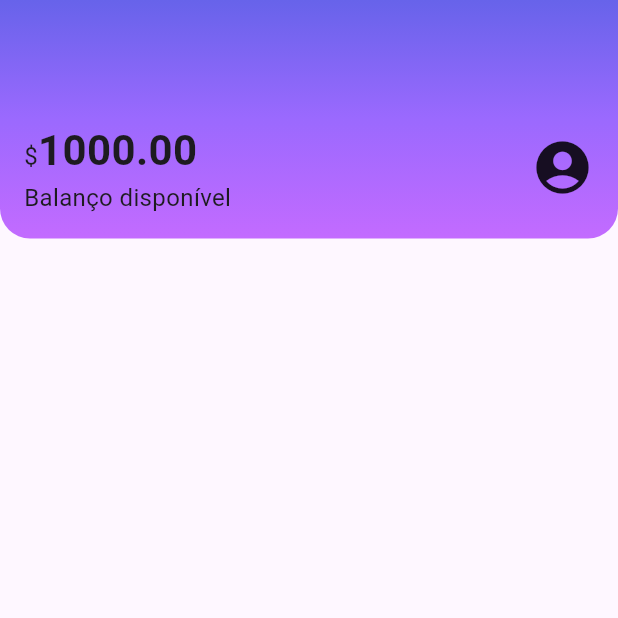
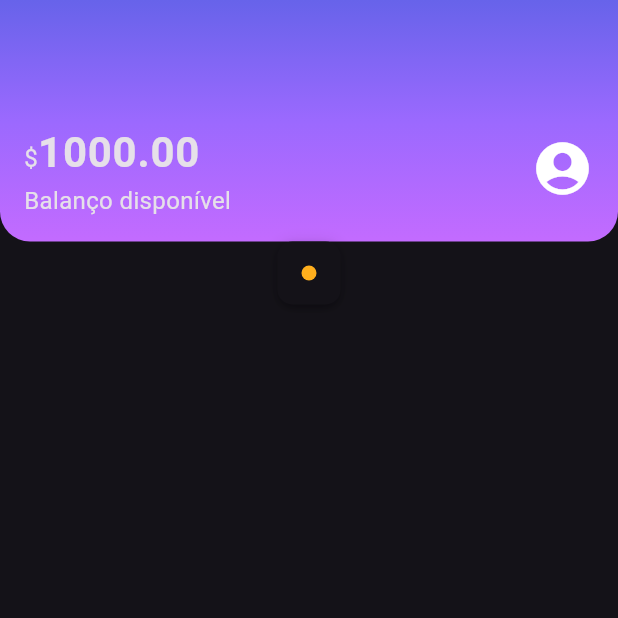
Before and after one commit to vxfontes/flutterForQQPag, a Flutter app: the screen it shows after launch, on a phone screen of 412 x 824 dp, the top half of it. Run offline on Flutter 3.47's test engine with Material 3 defaults, Android fonts, the phone set to English and light mode, and no system bars.

Commit message:
feat: criando componentes principais da aplicação

```diff
--- /dev/null
+++ b/lib/components/box_card.dart
@@ -0,0 +1,20 @@
+import 'package:flutter/material.dart';
+
+class BoxCard extends StatelessWidget {
+  final Widget boxComponent;
+
+  const BoxCard({Key? key, required this.boxComponent}) : super(key: key);
+
+  @override
+  Widget build(BuildContext context) {
+    return Container(
+      padding: const EdgeInsets.all(16),
+      decoration: BoxDecoration(
+        boxShadow: kElevationToShadow[3]!,
+        borderRadius: BorderRadius.circular(10),
+        color: Theme.of(context).cardColor,
+      ),
+      child: boxComponent,
+    );
+  }
+}
--- /dev/null
+++ b/lib/components/color_dot.dart
@@ -0,0 +1,19 @@
+import 'package:flutter/material.dart';
+
+class ColorDot extends StatelessWidget {
+  final Color? color;
+
+  const ColorDot({Key? key, required this.color}) : super(key: key);
+
+  @override
+  Widget build(BuildContext context) {
+    return Container(
+      width: 10,
+      height: 10,
+      decoration: BoxDecoration(
+        color: color,
+        borderRadius: BorderRadius.circular(10),
+      ),
+    );
+  }
+}
--- /dev/null
+++ b/lib/components/content_division.dart
@@ -0,0 +1,16 @@
+import 'package:alubank/themes/theme_colors.dart';
+import 'package:flutter/material.dart';
+
+class ContentDivision extends StatelessWidget {
+  const ContentDivision({ Key? key }) : super(key: key);
+
+  @override
+  Widget build(BuildContext context){
+    return Container(
+      height: 1,
+      decoration: BoxDecoration(
+        border: Border.all(color: ThemeColors.division),
+      ),
+    );
+  }
+}
--- a/lib/components/sections/header.dart
+++ b/lib/components/sections/header.dart
@@ -1,3 +1,4 @@
+import 'package:alubank/themes/theme_colors.dart';
 import 'package:flutter/material.dart';
 
 class Header extends StatelessWidget {
@@ -10,37 +11,26 @@ class Header extends StatelessWidget {
           gradient: LinearGradient(
               begin: Alignment.topCenter,
               end: Alignment.bottomCenter,
-            colors: <Color>[
-              Color.fromRGBO(103, 99, 234, 1.0),
-              Color.fromRGBO(155, 105, 254, 1.0),
-              Color.fromRGBO(195, 107, 255, 1.0),
-            ]),
-        borderRadius: BorderRadius.vertical(bottom: Radius.circular(20))
-      ),
-      child: const Padding(
-        padding: EdgeInsets.fromLTRB(16, 80, 16, 16),
+              colors: ThemeColors.headerGradient),
+          borderRadius: BorderRadius.vertical(bottom: Radius.circular(20))),
+      child: Padding(
+        padding: const EdgeInsets.fromLTRB(16, 80, 16, 16),
         child: Row(
           mainAxisAlignment: MainAxisAlignment.spaceBetween,
           children: [
             Column(
               crossAxisAlignment: CrossAxisAlignment.start,
               children: [
-                Text.rich(TextSpan(
-                    text: '\$',
-                    style: TextStyle(fontSize: 16),
-                    children: [
+                Text.rich(TextSpan(text: '\$', children: [
                   TextSpan(
                     text: '1000.00',
-                          style: TextStyle(
-                              fontSize: 28, fontWeight: FontWeight.bold))
+                    style: Theme.of(context).textTheme.bodyLarge,
+                  ),
                 ])),
-                Text(
-                  'Balanço disponível',
-                  style: TextStyle(fontSize: 16),
-                ),
+                const Text('Balanço disponível'),
               ],
             ),
-            Icon(
+            const Icon(
               Icons.account_circle,
               size: 42,
             ),
--- a/lib/main.dart
+++ b/lib/main.dart
@@ -1,4 +1,5 @@
 import 'package:alubank/screens/home.dart';
+import 'package:alubank/themes/my_theme.dart';
 import 'package:flutter/material.dart';
 
 void main() {
@@ -10,8 +11,9 @@ const Alubank({ Key? key }) : super(key: key);
 
   @override
   Widget build(BuildContext context){
-    return const MaterialApp(
+    return MaterialApp(
       title: 'Alubank',
+      theme: MyTheme,
       home: Home(),
     );
   }
--- a/lib/screens/home.dart
+++ b/lib/screens/home.dart
@@ -1,4 +1,7 @@
+import 'package:alubank/components/box_card.dart';
+import 'package:alubank/components/color_dot.dart';
 import 'package:alubank/components/sections/header.dart';
+import 'package:alubank/themes/theme_colors.dart';
 import 'package:flutter/material.dart';
 
 class Home extends StatelessWidget {
@@ -10,6 +13,7 @@ class Home extends StatelessWidget {
       body: Column(
         children: [
           Header(),
+          BoxCard(boxComponent: ColorDot(color: ThemeColors.recentActivitySpent)),
         ],
       ),
     );
--- /dev/null
+++ b/lib/themes/my_theme.dart
@@ -0,0 +1,16 @@
+import 'package:alubank/themes/theme_colors.dart';
+import 'package:flutter/material.dart';
+
+ThemeData MyTheme = ThemeData(
+  primarySwatch: ThemeColors.primaryColor, // usamos os dois para a cor primaria
+  primaryColor: ThemeColors.primaryColor,
+  brightness: Brightness.dark, // escolher um tema para uso
+  textTheme: const TextTheme(
+      bodyMedium: TextStyle(
+        fontSize: 16,
+      ),
+      bodyLarge: TextStyle(
+        fontSize: 28,
+        fontWeight: FontWeight.bold,
+      )),
+);
--- /dev/null
+++ b/lib/themes/theme_colors.dart
@@ -0,0 +1,14 @@
+import 'package:flutter/material.dart';
+
+class ThemeColors {
+  static const MaterialColor primaryColor = Colors.purple;
+  static const List<Color> headerGradient = [
+    Color.fromRGBO(103, 99, 234, 1.0),
+    Color.fromRGBO(155, 105, 254, 1.0),
+    Color.fromRGBO(195, 107, 255, 1.0),
+  ];
+
+  static const recentActivitySpent = Color.fromRGBO(255, 175, 29, 1.0);
+  static const recentActivityIncome = Color.fromRGBO(191, 69, 198, 1.0);
+  static const division = Color.fromRGBO(166, 166, 166, 1);
+}
```
Also changed, not shown: 1 other file. Lines whose indentation alone changed are shown as unchanged.
